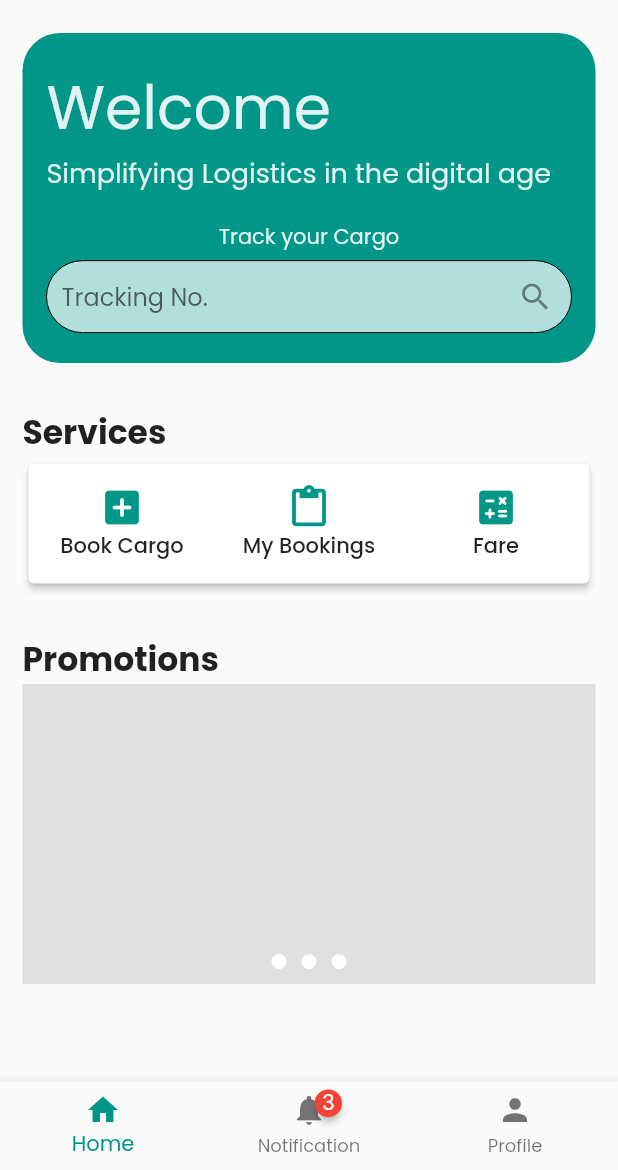
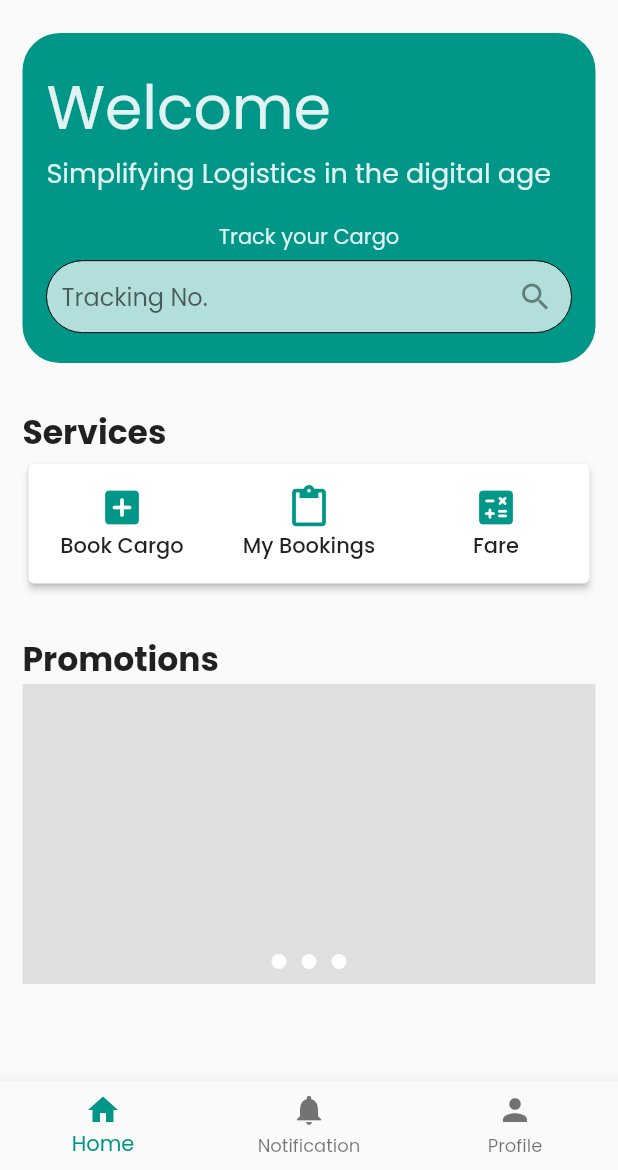
Before and after one commit to jodelmar1016/SUNDO-Freight, a Flutter app: the Wrapper screen opened directly, on a phone screen of 412 x 824 dp, the part 66-1236 px from its top. Run offline on Flutter 3.47's test engine with Material 2 defaults, Android fonts, the phone set to English and light mode, and no system bars; drawn by our look-alikes of badges; our stand-ins replace cloud_firestore, firebase_auth, firebase_core, google_fonts, google_maps_flutter, shared_preferences; missing offline and left inert: flutter_polyline_points; accounts and stored records are empty.

Commit message:
remove badge

```diff
--- a/lib/pages/wrapper.dart
+++ b/lib/pages/wrapper.dart
@@ -54,11 +54,11 @@ class _WrapperState extends State<Wrapper> {
             label: 'Home',
           ),
           BottomNavigationBarItem(
-            icon: badges.Badge(
-              badgeContent: Text('3', style: TextStyle(color: Colors.white)),
-              child: Icon(Icons.notifications),
-            ),
-            // icon: Icon(Icons.notifications),
+            // icon: badges.Badge(
+            //   badgeContent: Text('3', style: TextStyle(color: Colors.white)),
+            //   child: Icon(Icons.notifications),
+            // ),
+            icon: Icon(Icons.notifications),
             label: 'Notification',
           ),
           BottomNavigationBarItem(
```
